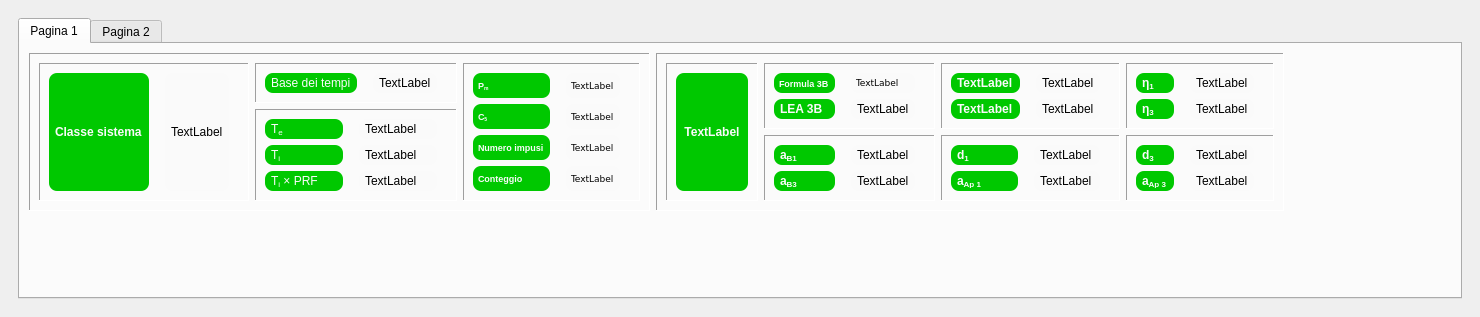
The window that docklea.ui (crocodile119/Laser-Studio) describes before a commit, drawn with Qt 5.
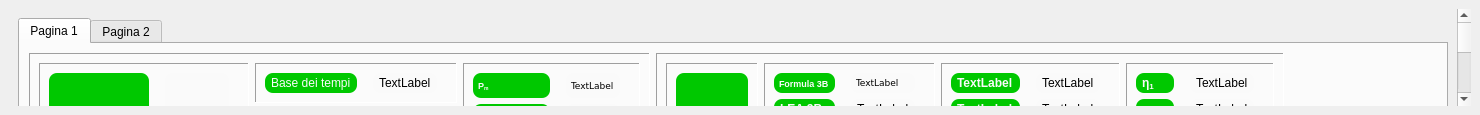
The same window after the commit.

```diff
--- a/docklea.ui
+++ b/docklea.ui
@@ -7,7 +7,7 @@
     <x>0</x>
     <y>0</y>
     <width>1480</width>
-    <height>317</height>
+    <height>115</height>
    </rect>
   </property>
   <property name="sizePolicy">
@@ -19,7 +19,7 @@
   <property name="minimumSize">
    <size>
     <width>87</width>
-    <height>115</height>
+    <height>100</height>
    </size>
   </property>
   <property name="styleSheet">
@@ -43,8 +43,8 @@
         <rect>
          <x>0</x>
          <y>0</y>
-         <width>1462</width>
-         <height>277</height>
+         <width>1445</width>
+         <height>223</height>
         </rect>
        </property>
        <layout class="QGridLayout" name="gridLayout_16">
```
